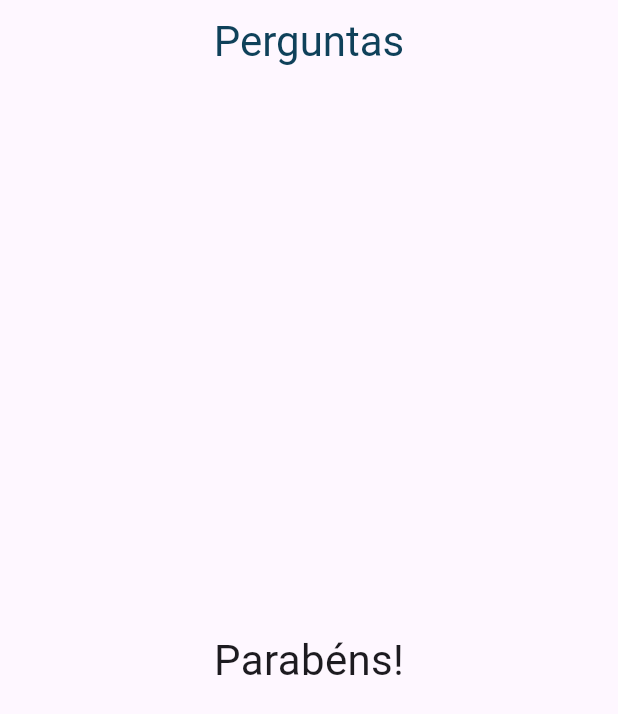
After one commit to MatheusGMartins/projeto_perguntas, a Flutter app: the screen it shows after launch, after a tap on "Preto", after a tap on "Cobra", on a phone screen of 412 x 824 dp. The commit adds this screen. Shown: the top 714 px of the screen. Run offline on Flutter 3.47's test engine with Material 3 defaults, Android fonts, the phone set to English and light mode, and no system bars.

Commit message:
Extraido o resultado para um componente

```diff
--- a/lib/main.dart
+++ b/lib/main.dart
@@ -1,6 +1,7 @@
 import 'package:flutter/material.dart';
 import './questao.dart';
 import './resposta.dart';
+import './resultado.dart';
 
 main() => runApp(PerguntaApp());
 
@@ -63,8 +64,7 @@ class _PerguntaAppState extends State<PerguntaApp> {
                   ...respostas.map((text) => Resposta(text, _responder)),
                 ],
               )
-            : const Center(
-                child: Text('Parabéns!', style: TextStyle(fontSize: 28))),
+            : const Resultado()
       ),
     );
   }
--- /dev/null
+++ b/lib/resultado.dart
@@ -0,0 +1,10 @@
+import 'package:flutter/material.dart';
+
+class Resultado extends StatelessWidget {
+  const Resultado({Key? key}) : super(key: key);
+
+  @override
+  Widget build(BuildContext context) {
+    return Center(child: Text('Parabéns!', style: TextStyle(fontSize: 28)));
+  }
+}
```
